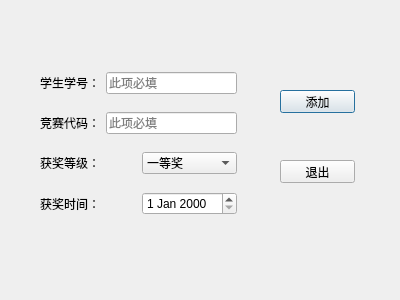
Little-Mj/studentConpetitionSituationManagement, file addcomstudlg.ui: the form before one commit.
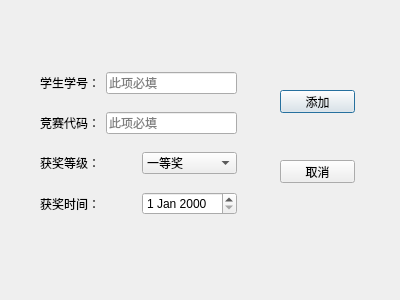
The form after the commit.

```diff
--- a/addcomstudlg.ui
+++ b/addcomstudlg.ui
@@ -36,10 +36,10 @@
     </rect>
    </property>
    <property name="text">
-    <string>退出</string>
+    <string>取消</string>
    </property>
   </widget>
-  <widget class="QWidget" name="">
+  <widget class="QWidget" name="layoutWidget">
    <property name="geometry">
     <rect>
      <x>40</x>
```
